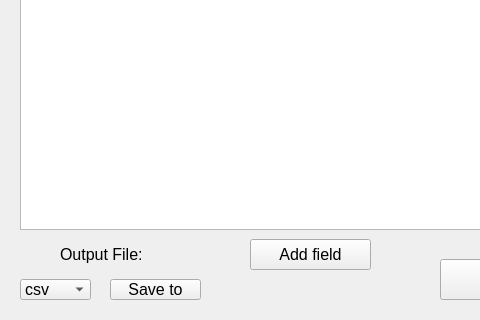
First picture: the form in Scraper_app/main.ui, repository mido-99/Full-Projects, before the edit; both pictures show x 0 to 480 and y 101 to 421 of the 663 by 421 pixel window.
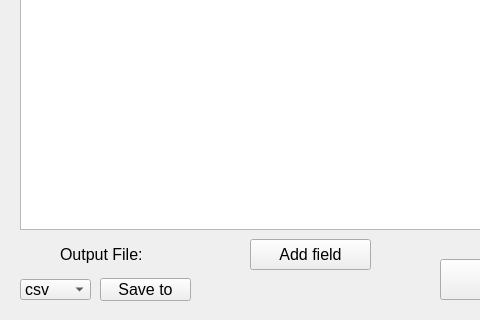
Second picture: the form after the edit.

What changed in the file:
```diff
--- a/Scraper_app/main.ui
+++ b/Scraper_app/main.ui
@@ -138,10 +138,10 @@
   <widget class="QPushButton" name="pushButton">
    <property name="geometry">
     <rect>
-     <x>110</x>
-     <y>380</y>
+     <x>100</x>
+     <y>379</y>
      <width>91</width>
-     <height>21</height>
+     <height>23</height>
     </rect>
    </property>
    <property name="font">
```
